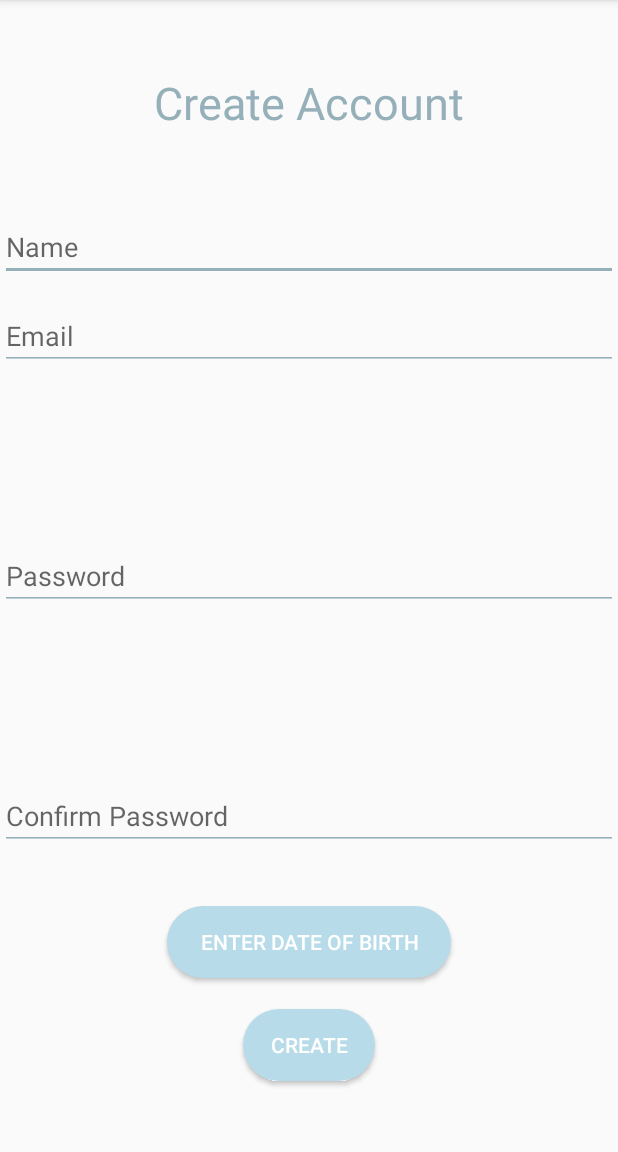
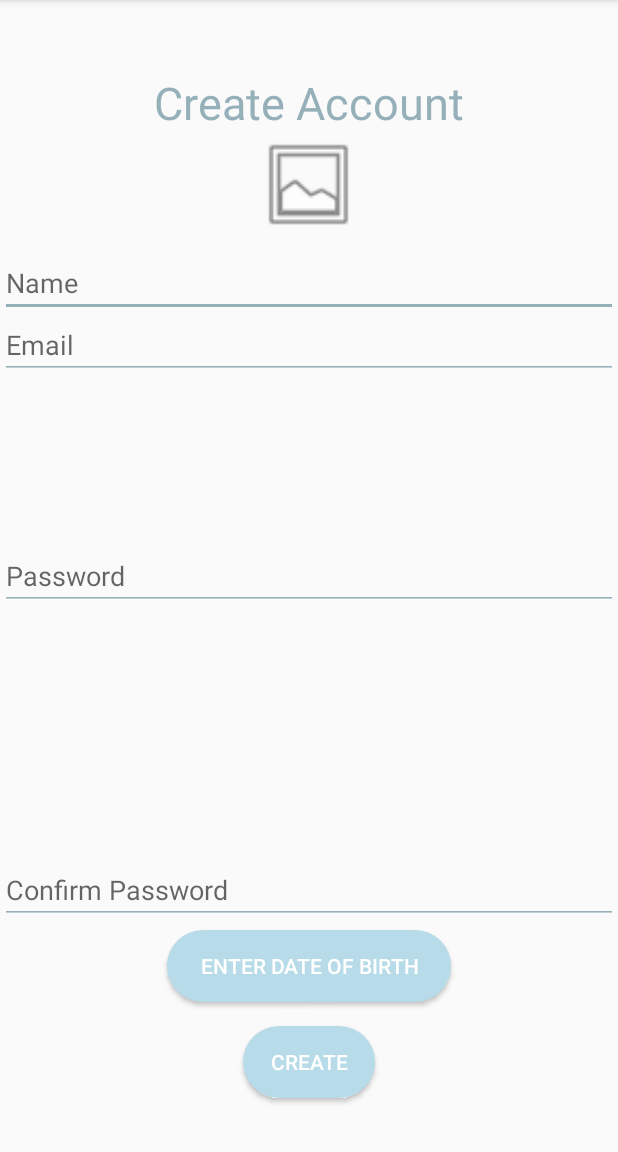
Before and after one commit to FatimahKB/Capstone, an Android app: the CreateAccount screen opened directly, with no data from a screen before it, on a phone screen of 412 x 824 dp, the part 84-1236 px from its top. Run offline under Robolectric (Android 15) with nearby library versions, the phone set to English and light mode, and no system bars; our stand-ins replace Firebase (no records; nobody signed in at launch, a user with empty details on screens opened directly).

Commit message:
add user profile picture while creating an account

```diff
--- a/app/src/main/res/layout/activity_create_account.xml
+++ b/app/src/main/res/layout/activity_create_account.xml
@@ -6,60 +6,79 @@
     android:layout_height="match_parent"
     tools:context=".CreateAccount">
 
+
+    <ImageView
+        android:id="@+id/profilepic_imageView"
+        android:layout_width="78dp"
+        android:layout_height="70dp"
+        android:layout_alignParentTop="true"
+        android:layout_centerHorizontal="true"
+        android:layout_marginTop="88dp"
+        android:clickable="true"
+        android:onClick="pick"
+
+        app:srcCompat="@android:drawable/ic_menu_gallery" />
+
     <EditText
-        android:textCursorDrawable="@drawable/bluecursor"
-        android:backgroundTint="@color/blue"
         android:id="@+id/create_account_name_editText"
         android:layout_width="match_parent"
         android:layout_height="wrap_content"
+        android:layout_alignParentStart="true"
         android:layout_alignParentLeft="true"
-        android:layout_alignParentStart="true"
         android:layout_alignParentTop="true"
-        android:layout_marginTop="142dp"
+        android:layout_marginStart="0dp"
+        android:layout_marginLeft="0dp"
+        android:layout_marginTop="166dp"
+        android:backgroundTint="@color/blue"
         android:ems="10"
         android:hint="Name"
-        android:inputType="textPersonName" />
+        android:inputType="textPersonName"
+        android:textCursorDrawable="@drawable/bluecursor" />
 
     <EditText
-        android:textCursorDrawable="@drawable/bluecursor"
         android:id="@+id/create_account_email_editText"
         android:layout_width="match_parent"
         android:layout_height="wrap_content"
         android:layout_alignParentStart="true"
+        android:layout_alignParentLeft="true"
         android:layout_alignParentTop="true"
-        android:layout_marginTop="201dp"
+        android:layout_marginStart="0dp"
+        android:layout_marginLeft="0dp"
+        android:layout_marginTop="207dp"
+        android:backgroundTint="@color/blue"
         android:ems="10"
         android:hint="Email"
         android:inputType="textEmailAddress"
-        android:layout_alignParentLeft="true"
-        android:backgroundTint="@color/blue"/>
+        android:textCursorDrawable="@drawable/bluecursor" />
 
     <EditText
         android:id="@+id/create_account_confirm_password_editText"
         android:layout_width="match_parent"
         android:layout_height="wrap_content"
+        android:layout_alignParentStart="true"
+        android:layout_alignParentLeft="true"
         android:layout_alignParentBottom="true"
-        android:layout_alignParentStart="true"
-        android:layout_marginBottom="201dp"
+        android:layout_marginStart="0dp"
+        android:layout_marginLeft="0dp"
+        android:layout_marginBottom="152dp"
+        android:backgroundTint="@color/blue"
         android:ems="10"
         android:hint="Confirm Password"
         android:inputType="textPassword"
-        android:layout_alignParentLeft="true"
-        android:textCursorDrawable="@drawable/bluecursor"
-        android:backgroundTint="@color/blue"/>
+        android:textCursorDrawable="@drawable/bluecursor" />
 
     <EditText
-        android:textCursorDrawable="@drawable/bluecursor"
         android:id="@+id/create_account_password_editText"
         android:layout_width="match_parent"
         android:layout_height="wrap_content"
         android:layout_alignParentStart="true"
+        android:layout_alignParentLeft="true"
         android:layout_centerVertical="true"
+        android:backgroundTint="@color/blue"
         android:ems="10"
         android:hint="Password"
         android:inputType="textPassword"
-        android:layout_alignParentLeft="true"
-        android:backgroundTint="@color/blue"/>
+        android:textCursorDrawable="@drawable/bluecursor" />
 
     <TextView
         android:textCursorDrawable="@null"
@@ -79,7 +98,7 @@
         android:layout_height="wrap_content"
         android:layout_alignParentBottom="true"
         android:layout_centerHorizontal="true"
-        android:layout_marginBottom="47dp"
+        android:layout_marginBottom="36dp"
         android:background="@drawable/roundedbutton"
         android:text="create"
         android:textColor="@color/common_google_signin_btn_text_dark_pressed" />
@@ -90,7 +109,7 @@
         android:layout_height="wrap_content"
         android:layout_alignParentBottom="true"
         android:layout_centerHorizontal="true"
-        android:layout_marginBottom="116dp"
+        android:layout_marginBottom="100dp"
         android:background="@drawable/roundedbutton"
         android:text="Enter Date of Birth"
         android:textColor="@color/common_google_signin_btn_text_dark_default" />
--- a/app/src/main/res/layout/search_users_layout.xml
+++ b/app/src/main/res/layout/search_users_layout.xml
@@ -19,6 +19,8 @@
         android:layout_marginTop="54dp"
         android:ems="10"
         android:hint="Search"
+        android:textCursorDrawable="@drawable/bluecursor"
+
         android:inputType="text" />
 
     <Button
```
Also changed, not shown: app/src/main/java/com/example/fatim/makeawish/CreateAccount.java (+94 -0 lines), app/src/main/res/layout/custom_layout.xml (+12 -9 lines).
